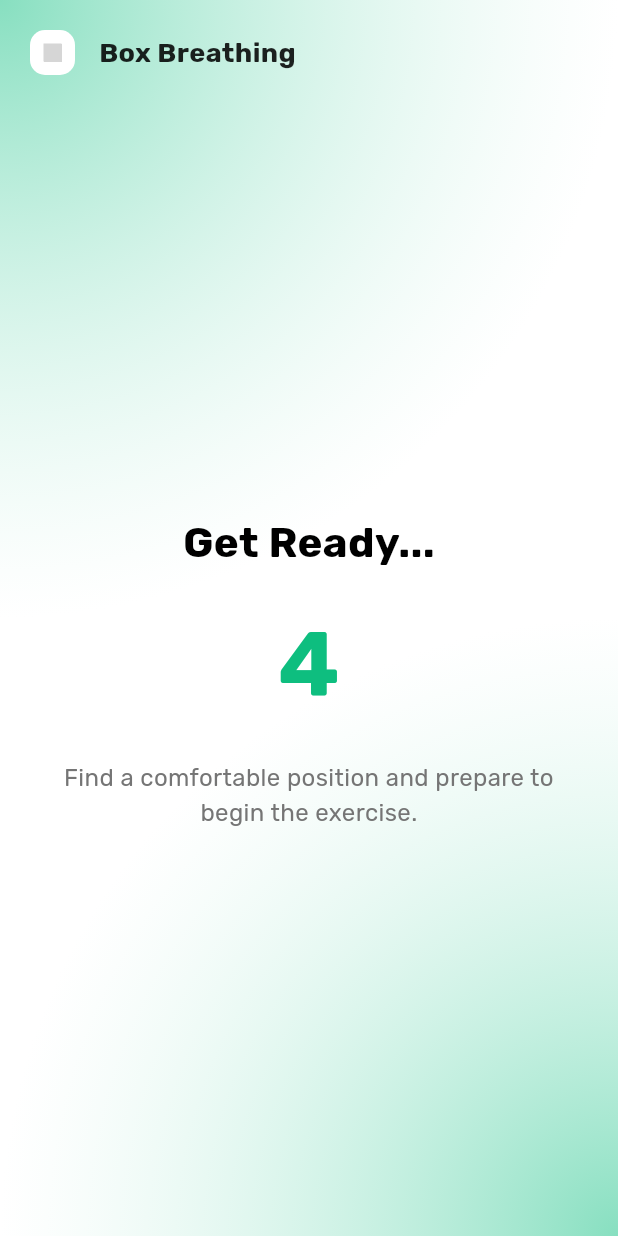
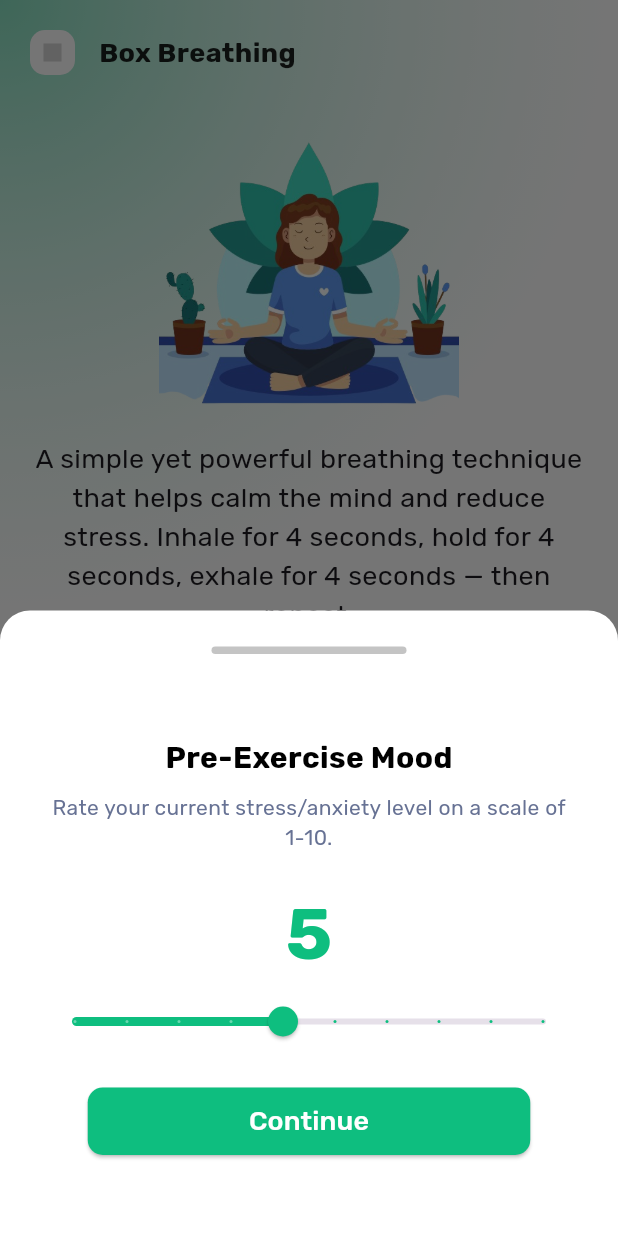
Before and after one commit to mr-j-shah/Counselling-App, a Flutter app: the BreathingExerciseScreen screen opened by its route, after a tap on "Start", on a phone screen of 412 x 824 dp. Run offline on Flutter 3.47's test engine with Material 3 defaults, Android fonts, the phone set to English and light mode, and no system bars; our stand-ins replace audioplayers, cloud_firestore, dio, firebase_auth, firebase_core, flutter_dotenv and 10 more; accounts and stored records are empty; project files that could hold a hidden picture were left out; grey boxes are pictures that could not be loaded.

Commit message:
Feat(Box Breathing) : Add Feature of the Pre Session Mood and Post session Mood and Store a data of the session in local db.

```diff
--- /dev/null
+++ b/lib/app/data/provider/db/DatabaseHelper.dart
@@ -0,0 +1,57 @@
+import 'package:sqflite/sqflite.dart';
+import 'package:path/path.dart';
+
+class DatabaseHelper {
+  static final DatabaseHelper _instance = DatabaseHelper._internal();
+  factory DatabaseHelper() => _instance;
+  static Database? _database;
+
+  DatabaseHelper._internal();
+
+  Future<Database> get database async {
+    if (_database != null) return _database!;
+    _database = await _initDatabase();
+    return _database!;
+  }
+
+  Future<Database> _initDatabase() async {
+    final dbPath = await getDatabasesPath();
+    final path = join(dbPath, 'breathing_sessions.db');
+    return await openDatabase(
+      path,
+      version: 1,
+      onCreate: _onCreate,
+    );
+  }
+
+  Future<void> _onCreate(Database db, int version) async {
+    await db.execute('''
+      CREATE TABLE breathing_sessions(
+        id INTEGER PRIMARY KEY AUTOINCREMENT,
+        duration INTEGER NOT NULL,
+        timestamp TEXT NOT NULL,
+        pre_mood INTEGER,
+        post_mood INTEGER
+      )
+    ''');
+  }
+
+  Future<void> addSession({
+    required int duration,
+    required String timestamp,
+    required int preMood,
+    required int postMood,
+  }) async {
+    final db = await database;
+    await db.insert(
+      'breathing_sessions',
+      {
+        'duration': duration,
+        'timestamp': timestamp,
+        'pre_mood': preMood,
+        'post_mood': postMood,
+      },
+      conflictAlgorithm: ConflictAlgorithm.replace,
+    );
+  }
+}
--- /dev/null
+++ b/lib/app/data/repos/BreathingRepository.dart
@@ -0,0 +1,22 @@
+import 'package:flutter/cupertino.dart';
+import 'package:get/get.dart';
+import 'package:project_counselling/app/data/provider/db/DatabaseHelper.dart';
+
+class BreathingRepository {
+  final DatabaseHelper _dbHelper = Get.find<DatabaseHelper>();
+
+  Future<void> addSession({
+    required int duration,
+    required int preMood,
+    required int postMood,
+  }) async {
+    final timestamp = DateTime.now().toIso8601String();
+    await _dbHelper.addSession(
+      duration: duration,
+      timestamp: timestamp,
+      preMood: preMood,
+      postMood: postMood,
+    );
+    debugPrint("Session Saved Successfully");
+  }
+}
--- a/lib/app/views/Presentation/BreathingExercise/BreathingExerciseScreen.dart
+++ b/lib/app/views/Presentation/BreathingExercise/BreathingExerciseScreen.dart
@@ -160,7 +160,7 @@ class BreathingExerciseScreen extends GetView<BreathingController> {
               SizedBox(height: Dimensions.height(20)),
               PrimaryButton(
                 text: "Start",
-                onPressed: controller.startExercise,
+                onPressed: () => controller.startExerciseWithMoodCheck(context),
               ),
             ],
           ),
--- a/lib/app/views/Presentation/BreathingExercise/controller/BreathingController.dart
+++ b/lib/app/views/Presentation/BreathingExercise/controller/BreathingController.dart
@@ -2,13 +2,16 @@ import 'dart:async';
 import 'package:audioplayers/audioplayers.dart';
 import 'package:flutter/material.dart';
 import 'package:get/get.dart';
+import 'package:project_counselling/app/data/repos/BreathingRepository.dart';
 import 'package:project_counselling/app/views/Presentation/BreathingExercise/widgets/ExerciseCompleteDialog.dart';
+import 'package:project_counselling/app/views/Presentation/BreathingExercise/widgets/MoodCheckInSheet.dart';
 
 import '../../../../Constants/AppAssets.dart';
 
 enum BreathingState { idle, gettingReady, inhaling, holding, exhaling }
 
 class BreathingController extends GetxController {
+  final BreathingRepository _breathingRepository = Get.find<BreathingRepository>();
   final RxInt selectedDuration = 2.obs; // in minutes
   final RxBool isExercising = false.obs;
   final RxInt remainingTime = 0.obs; // in seconds
@@ -22,6 +25,10 @@ class BreathingController extends GetxController {
   var inhaleDuration = 4.obs;
   var holdDuration = 4.obs;
   var exhaleDuration = 4.obs;
+
+  // Mood check-in
+  int? preMood;
+  int? postMood;
 
   Timer? _exerciseTimer;
   Timer? _countdownTimer;
@@ -62,6 +69,16 @@ class BreathingController extends GetxController {
     exhaleDuration.value = exhale;
   }
 
+  void startExerciseWithMoodCheck(BuildContext context) {
+    showMoodCheckInSheet(
+      context: context,
+      title: "Pre-Exercise Mood",
+      onMoodSelected: (mood) {
+        preMood = mood;
+        startExercise();
+      },
+    );
+  }
 
   void startExercise() {
     if (isExercising.value) return;
@@ -89,7 +106,20 @@ class BreathingController extends GetxController {
         remainingTime.value--;
       } else {
         stopExercise();
-        showExerciseCompleteDialog(Get.context!);
+        showMoodCheckInSheet(
+          context: Get.context!,
+          title: "Post-Exercise Mood",
+          onMoodSelected: (mood) async {
+            postMood = mood;
+            await _breathingRepository.addSession(
+              duration: selectedDuration.value,
+              preMood: preMood!,
+              postMood: postMood!,
+            );
+            debugPrint("Session Saved Successfully");
+            showExerciseCompleteDialog(Get.context!);
+          },
+        );
       }
     });
   }
--- a/lib/app/views/Presentation/BreathingExercise/widgets/ExerciseCompleteDialog.dart
+++ b/lib/app/views/Presentation/BreathingExercise/widgets/ExerciseCompleteDialog.dart
@@ -6,6 +6,7 @@ import 'package:project_counselling/app/views/Utils/Colors.dart';
 import 'package:project_counselling/app/views/Utils/Dimensions.dart';
 
 void showExerciseCompleteDialog(BuildContext context) {
+  debugPrint("Visible Dialog");
   Get.dialog(
     Dialog(
       shape: RoundedRectangleBorder(
--- /dev/null
+++ b/lib/app/views/Presentation/BreathingExercise/widgets/MoodCheckInSheet.dart
@@ -0,0 +1,74 @@
+import 'package:flutter/material.dart';
+import 'package:get/get.dart';
+import 'package:project_counselling/app/views/AppWidgets/AppText.dart';
+import 'package:project_counselling/app/views/AppWidgets/BottomSheetHandle.dart';
+import 'package:project_counselling/app/views/AppWidgets/PrimaryButton.dart';
+import 'package:project_counselling/app/views/Utils/Colors.dart';
+import 'package:project_counselling/app/views/Utils/Dimensions.dart';
+
+void showMoodCheckInSheet({
+  required BuildContext context,
+  required String title,
+  required Function(int) onMoodSelected,
+}) {
+  final selectedMood = 5.obs; // Default to a neutral mood
+
+  Get.bottomSheet(
+    SafeArea(
+      child: Container(
+        padding: EdgeInsets.all(Dimensions.padding(24)),
+        decoration: BoxDecoration(
+          color: Colors.white,
+          borderRadius: BorderRadius.vertical(
+            top: Radius.circular(Dimensions.radius(20)),
+          ),
+        ),
+        child: Column(
+          mainAxisSize: MainAxisSize.min,
+          crossAxisAlignment: CrossAxisAlignment.center,
+          children: [
+            const Bottomsheethandle(),
+            AppText(
+              text: title,
+              fontSize: 20,
+              fontWeight: FontWeight.bold,
+            ),
+            SizedBox(height: Dimensions.height(8)),
+            const AppText(
+              text: "Rate your current stress/anxiety level on a scale of 1-10.",
+              fontSize: 14,
+              color: bottomSheetSubtitle,
+              align: TextAlign.center,
+            ),
+            SizedBox(height: Dimensions.height(20)),
+            Obx(() => AppText(
+                  text: "${selectedMood.value}",
+                  fontSize: 48,
+                  fontWeight: FontWeight.bold,
+                  color: primaryColor,
+                )),
+            Obx(() => Slider(
+                  value: selectedMood.value.toDouble(),
+                  min: 1,
+                  max: 10,
+                  divisions: 9,
+                  label: selectedMood.value.toString(),
+                  onChanged: (value) => selectedMood.value = value.toInt(),
+                  activeColor: primaryColor,
+                )),
+            SizedBox(height: Dimensions.height(20)),
+            PrimaryButton(
+              text: "Continue",
+              onPressed: () async {
+                Get.back();
+                await onMoodSelected(selectedMood.value);
+              },
+            ),
+            SizedBox(height: Dimensions.height(30)),
+          ],
+        ),
+      ),
+    ),
+    isScrollControlled: true,
+  );
+}
--- a/pubspec.yaml
+++ b/pubspec.yaml
@@ -33,6 +33,7 @@ dependencies:
   firebase_auth: ^5.6.2
   google_sign_in: ^6.1.5
   cloud_firestore: ^5.6.11
+  sqflite: ^2.4.2
 
 dev_dependencies:
   flutter_test:
```
Also changed, not shown: lib/app/bindings/AppBinding.dart (+16 -0 lines), pubspec.lock, 1 other file.
